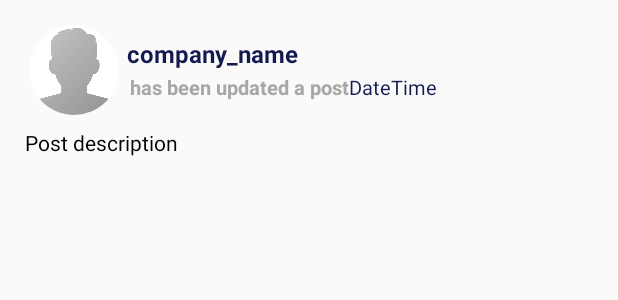
After one commit to EdnaEmanuele/CarCareProject, an Android app: the layout all_posts_latout.xml on its own in the app's theme, with its tools: preview values and no code run, on a phone screen of 412 x 824 dp. The commit adds this screen. Shown: the top 300 px of the screen. Run offline under Robolectric (Android 15) with nearby library versions, the phone set to English and light mode, and no system bars.

Commit message:
08/02 Showing posts

```diff
--- a/app/build.gradle
+++ b/app/build.gradle
@@ -46,6 +46,7 @@ dependencies {
     androidTestImplementation 'androidx.test.espresso:espresso-core:3.5.1'
     //dependence for background profile image
     implementation 'de.hdodenhof:circleimageview:3.1.0'
-
+    // FirebaseUI for Firebase Realtime Database
+    implementation 'com.firebaseui:firebase-ui-database:8.0.2'
     implementation 'com.github.bumptech.glide:glide:4.16.0'
 }
--- /dev/null
+++ b/app/src/main/res/layout/all_posts_latout.xml
@@ -0,0 +1,109 @@
+<?xml version="1.0" encoding="utf-8"?>
+<RelativeLayout xmlns:android="http://schemas.android.com/apk/res/android"
+    android:layout_width="match_parent"
+    android:layout_height="wrap_content">
+
+    <LinearLayout
+        android:layout_width="match_parent"
+        android:layout_height="wrap_content"
+        android:orientation="vertical"
+        android:layout_marginBottom="4dp"
+        android:layout_marginRight="10dp"
+        android:layout_marginLeft="10dp"
+        android:layout_marginTop="10dp">
+
+        <LinearLayout
+            android:layout_width="match_parent"
+            android:layout_height="wrap_content"
+            android:layout_marginTop="1dp"
+            android:padding="5dp"
+            android:orientation="horizontal">
+
+            <de.hdodenhof.circleimageview.CircleImageView
+                android:id="@+id/post_profile_image"
+                android:layout_width="60dp"
+                android:layout_height="60dp"
+                android:src="@drawable/profile"
+                android:scaleType="centerCrop"
+                android:layout_marginLeft="4dp"/>
+
+            <LinearLayout
+                android:layout_width="match_parent"
+                android:layout_height="wrap_content"
+                android:orientation="vertical">
+
+                <TextView
+                    android:id="@+id/post_company_name"
+                    android:layout_width="match_parent"
+                    android:layout_height="wrap_content"
+                    android:text="company_name"
+                    android:layout_marginLeft="5dp"
+                    android:layout_marginTop="8dp"
+                    android:textAlignment="textStart"
+                    android:textSize="16sp"
+                    android:textStyle="bold"
+                    android:textColor="@color/DarkBlue"/>
+
+                <LinearLayout
+                    android:layout_width="match_parent"
+                    android:layout_height="wrap_content"
+                    android:orientation="horizontal"
+                    android:layout_marginLeft="5dp"
+                    android:padding="2dp">
+
+                    <TextView
+                        android:id="@+id/text"
+                        android:layout_width="wrap_content"
+                        android:layout_height="wrap_content"
+                        android:text="has been updated a post"
+                        android:textColor="@color/Grey"
+                        android:textStyle="bold"
+                        android:textSize="13dp"/>
+
+                    <TextView
+                        android:id="@+id/post_date"
+                        android:layout_width="wrap_content"
+                        android:layout_height="wrap_content"
+                        android:text="Date"
+                        android:textColor="@color/DarkBlue"
+                        android:textSize="13dp"/>
+
+                    <TextView
+                        android:id="@+id/post_time"
+                        android:layout_width="wrap_content"
+                        android:layout_height="wrap_content"
+                        android:text="Time"
+                        android:textColor="@color/DarkBlue"
+                        android:textSize="13dp"/>
+
+
+                </LinearLayout>
+
+            </LinearLayout>
+
+        </LinearLayout>
+
+        <TextView
+            android:id="@+id/post_description"
+            android:layout_width="match_parent"
+            android:layout_height="wrap_content"
+            android:text="Post description"
+            android:layout_marginLeft="3dp"
+            android:layout_marginRight="3dp"
+            android:padding="3dp"
+            android:textSize="14sp"
+            android:textColor="@color/Black"/>
+
+        <ImageView
+            android:id="@+id/post_IMAGENS"
+            android:layout_width="match_parent"
+            android:layout_height="200dp"
+            android:layout_margin="3dp"
+            android:adjustViewBounds="true"
+            android:scaleType="centerCrop"
+            />
+
+
+    </LinearLayout>
+
+</RelativeLayout>
```
Also changed, not shown: app/src/main/java/com/example/carcareproject/MainActivity.java (+82 -58 lines), app/src/main/java/com/example/carcareproject/Posts.java (added, +75 -0 lines).
